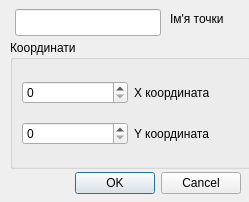
Before: the Qt Designer form dialogs/dialogsinglepoint.ui in OpnTec/fashionmaker, drawn with Qt 5.
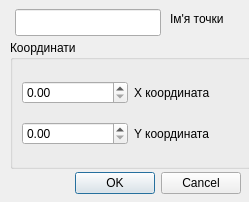
After: the same form once the commit is applied.

What changed in the file:
```diff
--- a/dialogs/dialogsinglepoint.ui
+++ b/dialogs/dialogsinglepoint.ui
@@ -32,9 +32,6 @@
     <string>Координати</string>
    </property>
    <layout class="QGridLayout" name="gridLayout">
-    <item row="1" column="0">
-     <widget class="QSpinBox" name="spinBoxY"/>
-    </item>
     <item row="1" column="1">
      <widget class="QLabel" name="labelYCor">
       <property name="text">
@@ -42,9 +39,6 @@
       </property>
      </widget>
     </item>
-    <item row="0" column="0">
-     <widget class="QSpinBox" name="spinBoxX"/>
-    </item>
     <item row="0" column="1">
      <widget class="QLabel" name="labelXCor">
       <property name="text">
@@ -52,6 +46,12 @@
       </property>
      </widget>
     </item>
+    <item row="0" column="0">
+     <widget class="QDoubleSpinBox" name="doubleSpinBoxX"/>
+    </item>
+    <item row="1" column="0">
+     <widget class="QDoubleSpinBox" name="doubleSpinBoxY"/>
+    </item>
    </layout>
   </widget>
   <widget class="QLabel" name="labelName">
```
Left out of the diff: 9 changed lines with no effect on the pictures.
